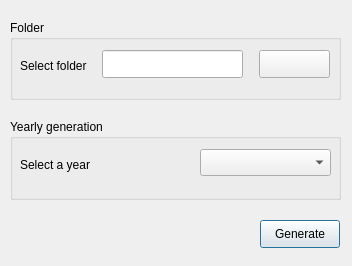
The window that Qsalat/ui/yearly.ui (sdizdarevic/qsalat) describes before a commit, drawn with Qt 5.
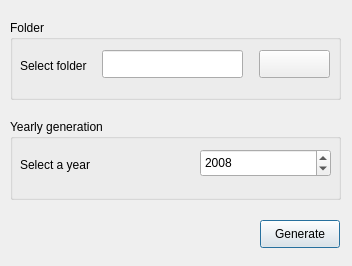
The same window after the commit.

Diff of the .ui file:
```diff
--- a/Qsalat/ui/yearly.ui
+++ b/Qsalat/ui/yearly.ui
@@ -49,15 +49,24 @@
      <string>Select a year</string>
     </property>
    </widget>
-   <widget class="QComboBox" name="yearBox" >
+   <widget class="QSpinBox" name="yearBox" >
     <property name="geometry" >
      <rect>
       <x>190</x>
       <y>30</y>
       <width>131</width>
-      <height>27</height>
+      <height>28</height>
      </rect>
     </property>
+    <property name="minimum" >
+     <number>1900</number>
+    </property>
+    <property name="maximum" >
+     <number>2100</number>
+    </property>
+    <property name="value" >
+     <number>2008</number>
+    </property>
    </widget>
   </widget>
   <widget class="QPushButton" name="generateButton" >
```
